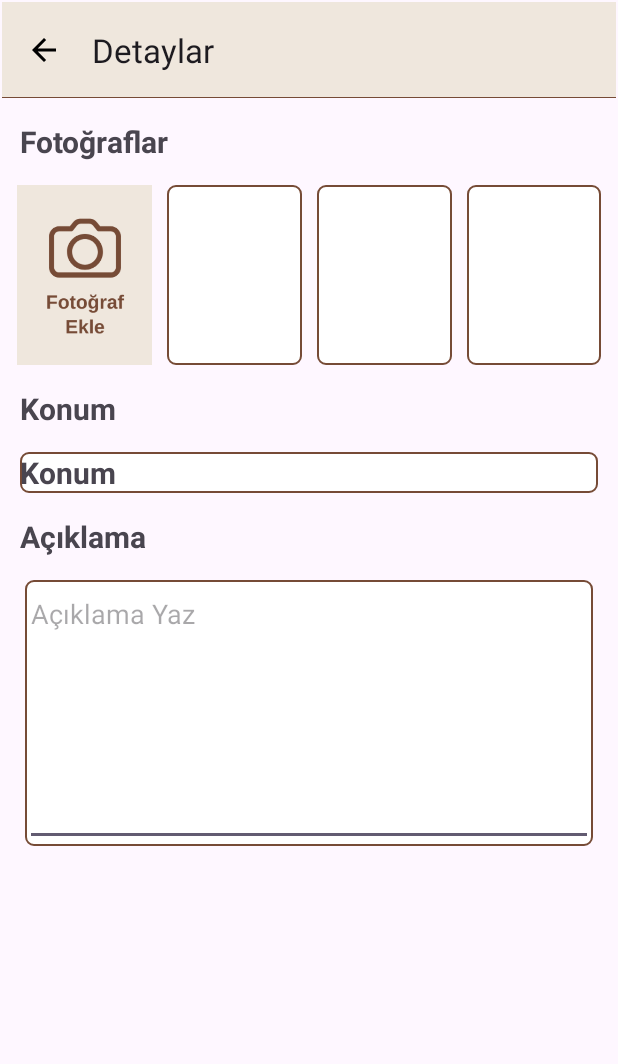
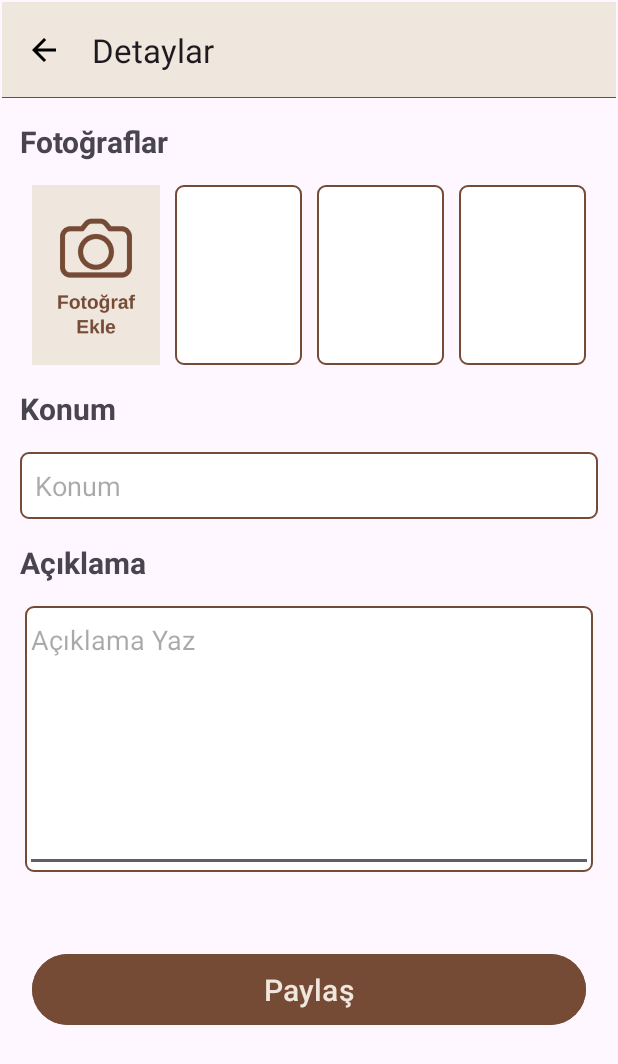
Before and after one commit to mustafaozger/KonumLA, an Android app: the screen it shows after launch (MainActivity), on a phone screen of 412 x 824 dp. Shown: the top 1064 px of the screen. Run offline under Robolectric (Android 15) with nearby library versions, the light colour scheme and no system bars; our stand-ins replace data binding.

Commit message:
detail page created

```diff
--- a/app/build.gradle.kts
+++ b/app/build.gradle.kts
@@ -2,6 +2,9 @@ plugins {
     id("com.android.application")
     id("org.jetbrains.kotlin.android")
     id("com.google.android.libraries.mapsplatform.secrets-gradle-plugin")
+    id("com.google.gms.google-services")
+    id("kotlin-kapt")
+
 }
 
 android {
@@ -47,6 +50,8 @@ dependencies {
     implementation("com.google.android.material:material:1.11.0")
     implementation("androidx.constraintlayout:constraintlayout:2.1.4")
     implementation("com.google.android.gms:play-services-maps:18.1.0")
+    implementation("com.google.firebase:firebase-firestore:24.10.0")
+    implementation("com.google.firebase:firebase-storage:20.3.0")
     testImplementation("junit:junit:4.13.2")
     androidTestImplementation("androidx.test.ext:junit:1.1.5")
     androidTestImplementation("androidx.test.espresso:espresso-core:3.5.1")
@@ -55,4 +60,23 @@ dependencies {
 
     implementation ("androidx.navigation:navigation-fragment-ktx:2.7.6")
     implementation ("androidx.navigation:navigation-ui-ktx:$2.7.6")
+
+    //viewmodel
+    implementation("androidx.lifecycle:lifecycle-viewmodel:2.6.2")
+    implementation("androidx.activity:activity-ktx:1.8.2")
+
+    //LiveData
+    implementation("androidx.lifecycle:lifecycle-livedata-ktx:2.6.2")
+    kapt("androidx.lifecycle:lifecycle-compiler:2.6.2")
+
+    //Hilt
+
+    implementation ("com.google.dagger:hilt-android:2.48.1")
+    kapt("com.google.dagger:hilt-compiler:2.48.1")
+
+
 }
+
+kapt {
+    correctErrorTypes =true
+}
--- a/app/src/main/java/com/example/mevltbul/Pages/AddDetailPage.kt
+++ b/app/src/main/java/com/example/mevltbul/Pages/AddDetailPage.kt
@@ -6,16 +6,21 @@ import android.view.LayoutInflater
 import android.view.View
 import android.view.ViewGroup
 import com.example.mevltbul.R
+import com.example.mevltbul.databinding.FragmentAddDetailPageBinding
 
 class AddDetailPage : Fragment() {
+    lateinit var binding:FragmentAddDetailPageBinding
 
 
     override fun onCreateView(
         inflater: LayoutInflater, container: ViewGroup?,
         savedInstanceState: Bundle?
     ): View? {
-        // Inflate the layout for this fragment
-        return inflater.inflate(R.layout.fragment_add_detail_page, container, false)
+        binding=FragmentAddDetailPageBinding.inflate(layoutInflater)
+
+
+
+        return binding.root
     }
 
 
--- /dev/null
+++ b/app/src/main/java/com/example/mevltbul/ViewModel/DetailPageVM.kt
@@ -0,0 +1,4 @@
+package com.example.mevltbul.ViewModel
+
+class DetailPageVM {
+}
--- a/app/src/main/res/layout/fragment_add_detail_page.xml
+++ b/app/src/main/res/layout/fragment_add_detail_page.xml
@@ -1,7 +1,13 @@
 <?xml version="1.0" encoding="utf-8"?>
-<LinearLayout xmlns:android="http://schemas.android.com/apk/res/android"
+<layout xmlns:android="http://schemas.android.com/apk/res/android"
     xmlns:app="http://schemas.android.com/apk/res-auto"
-    xmlns:tools="http://schemas.android.com/tools"
+    xmlns:tools="http://schemas.android.com/tools">
+
+      <data>
+
+      </data>
+
+      <LinearLayout
           android:layout_width="match_parent"
           android:layout_height="wrap_content"
           android:orientation="vertical"
@@ -34,16 +40,16 @@
                 android:layout_width="match_parent"
                 android:layout_height="120dp"
                 android:layout_marginTop="15dp"
+                android:layout_marginLeft="10dp"
+                android:layout_marginRight="10dp"
                 android:orientation="horizontal">
 
                   <ImageView
-                android:id="@+id/imageView"
+                      android:id="@+id/add_image1"
                       android:layout_width="90dp"
                       android:layout_height="120dp"
-
                       android:layout_marginLeft="10dp"
                       android:layout_weight="1"
-
                       android:adjustViewBounds="false"
                       android:background="@drawable/background_photo"
                       android:cropToPadding="false"
@@ -51,17 +57,7 @@
                       app:srcCompat="@drawable/background_fotograf_ekle3" />
 
                   <ImageView
-                android:id="@+id/imageView5"
-                android:layout_width="90dp"
-                android:layout_height="120dp"
-                android:layout_marginLeft="10dp"
-                android:layout_weight="1"
-                android:background="@drawable/background_photo"
-                android:scaleType="centerCrop"
-                 />
-
-            <ImageView
-                android:id="@+id/imageView6"
+                      android:id="@+id/add_image2"
                       android:layout_width="90dp"
                       android:layout_height="120dp"
                       android:layout_marginLeft="10dp"
@@ -70,7 +66,16 @@
                       android:scaleType="centerCrop" />
 
                   <ImageView
-                android:id="@+id/imageView7"
+                      android:id="@+id/add_image3"
+                      android:layout_width="90dp"
+                      android:layout_height="120dp"
+                      android:layout_marginLeft="10dp"
+                      android:layout_weight="1"
+                      android:background="@drawable/background_photo"
+                      android:scaleType="centerCrop" />
+
+                  <ImageView
+                      android:id="@+id/add_image4"
                       android:layout_width="90dp"
                       android:layout_height="120dp"
                       android:layout_marginLeft="10dp"
@@ -82,7 +87,6 @@
             </LinearLayout>
 
             <TextView
-          android:id="@+id/txt_location"
                 android:layout_width="match_parent"
                 android:layout_height="wrap_content"
                 android:layout_marginLeft="12dp"
@@ -92,26 +96,25 @@
                 android:textStyle="bold" />
 
             <TextView
-          android:id="@+id/txt_location_info"
+                android:id="@+id/txt_location"
                 android:layout_width="match_parent"
                 android:layout_height="wrap_content"
                 android:layout_marginLeft="12dp"
                 android:layout_marginTop="15dp"
                 android:layout_marginRight="12dp"
-          android:text="Konum"
-          android:textSize="20sp"
-          android:textStyle="bold"
                 android:background="@drawable/background_photo"
-          />
+                android:hint="Konum"
+                android:padding="10sp"
+                android:paddingLeft="12sp"
+                android:textSize="18sp"
+                android:textStyle="normal" />
 
             <TextView
-          android:id="@+id/textView3"
                 android:layout_width="match_parent"
                 android:layout_height="wrap_content"
                 android:layout_marginLeft="12dp"
                 android:layout_marginTop="15dp"
                 android:text="Açıklama"
-
                 android:textSize="20sp"
                 android:textStyle="bold" />
 
@@ -124,7 +127,7 @@
 
 
                   <EditText
-                android:id="@+id/editTextTextMultiLine"
+                      android:id="@+id/txt_detail"
                       android:layout_width="match_parent"
                       android:layout_height="match_parent"
                       android:ems="10"
@@ -133,4 +136,19 @@
                       android:inputType="textMultiLine" />
             </FrameLayout>
 
+            <Button
+                android:id="@+id/btn_share"
+                android:layout_width="match_parent"
+                android:layout_height="wrap_content"
+                android:layout_marginLeft="20dp"
+                android:layout_marginTop="35dp"
+                android:layout_marginRight="20dp"
+                android:backgroundTint="@color/brown"
+                android:text="Paylaş"
+                android:padding="10sp"
+                android:textSize="20sp"
+
+                android:textColor="@color/cream" />
+
       </LinearLayout>
+</layout>
--- a/build.gradle.kts
+++ b/build.gradle.kts
@@ -1,3 +1,9 @@
+buildscript {
+    dependencies {
+        classpath("com.google.gms:google-services:4.4.0")
+        classpath ("com.google.dagger:hilt-android-gradle-plugin:2.48.1")
+    }
+}
 // Top-level build file where you can add configuration options common to all sub-projects/modules.
 plugins {
     id("com.android.application") version "8.2.0" apply false
```
Also changed, not shown: 1 other file. Lines whose indentation alone changed are shown as unchanged.
